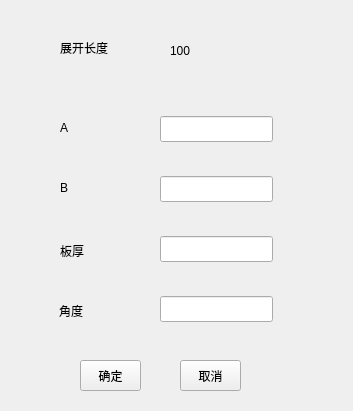
This is A66-app/deleoplength.ui in Tetraelc/A66_PRO as Qt 5 draws it before an edit. The edited form follows.
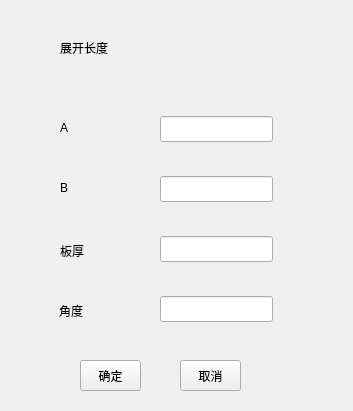
This is the edited form.

The edit to the form file:
```diff
--- a/A66-app/deleoplength.ui
+++ b/A66-app/deleoplength.ui
@@ -128,7 +128,7 @@
     </rect>
    </property>
    <property name="text">
-    <string>100</string>
+    <string/>
    </property>
   </widget>
   <widget class="QToolButton" name="toolButton_comfirm">
```
